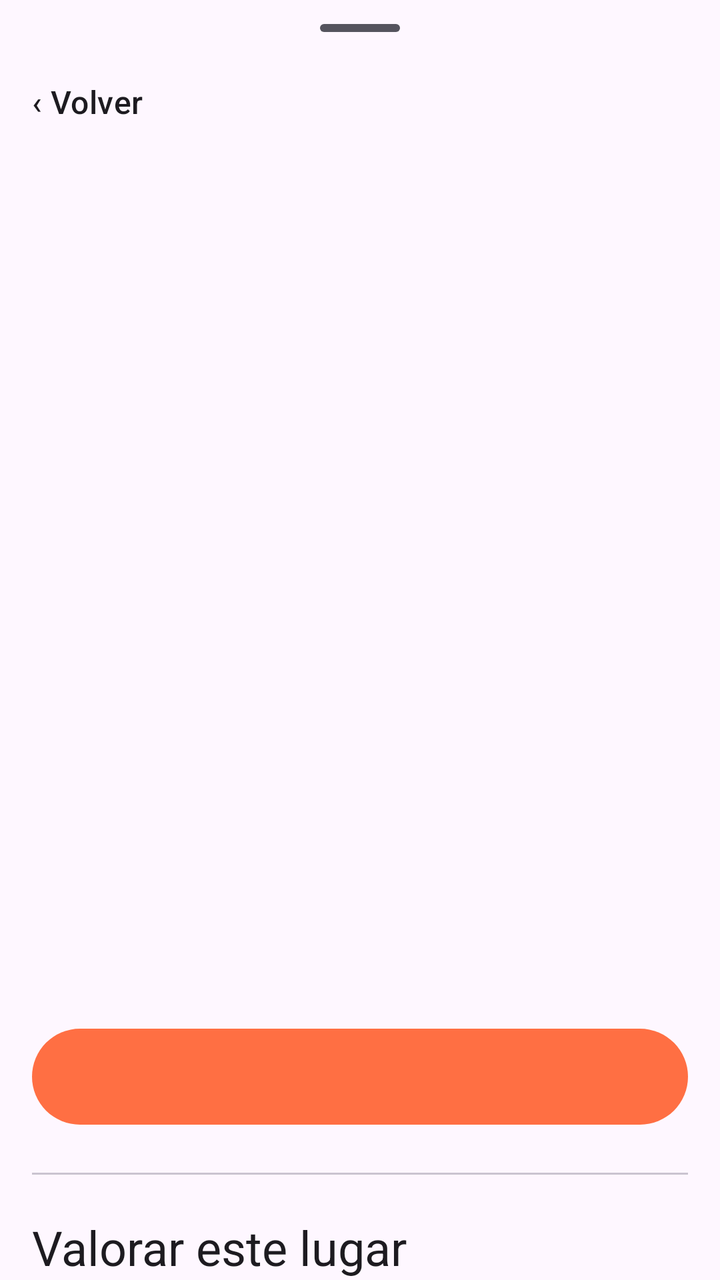
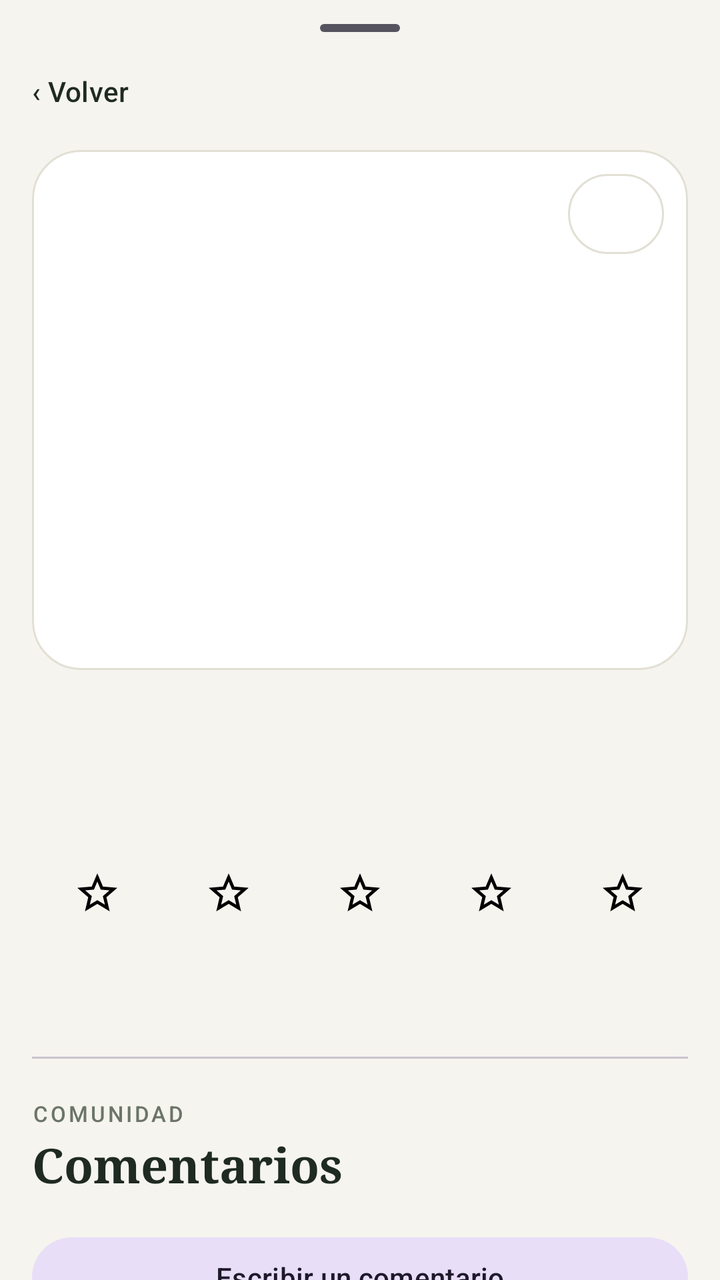

Screens rendered from an Android XML layout before and after an edit, with the pre-edit source and the edit as a unified diff.
<!-- AndroidManifest.xml: application theme Theme.WoofMap -->
<!-- res/layout/sheet_lugar_detail.xml -->
<?xml version="1.0" encoding="utf-8"?>
<androidx.core.widget.NestedScrollView
    xmlns:android="http://schemas.android.com/apk/res/android"
    xmlns:app="http://schemas.android.com/apk/res-auto"
    android:layout_width="match_parent"
    android:layout_height="match_parent"
    android:fillViewport="true">

    <LinearLayout
        android:layout_width="match_parent"
        android:layout_height="wrap_content"
        android:orientation="vertical"
        android:paddingBottom="24dp">

        
        <View
            android:layout_width="40dp"
            android:layout_height="4dp"
            android:layout_gravity="center_horizontal"
            android:layout_marginTop="12dp"
            android:layout_marginBottom="16dp"
            android:background="@drawable/bg_handle" />

        
        <LinearLayout
            android:layout_width="match_parent"
            android:layout_height="wrap_content"
            android:gravity="center_vertical"
            android:orientation="horizontal"
            android:paddingStart="8dp"
            android:paddingEnd="16dp"
            android:paddingBottom="12dp">

            <TextView
                android:id="@+id/botonVolver"
                android:layout_width="wrap_content"
                android:layout_height="wrap_content"
                android:background="?attr/selectableItemBackground"
                android:clickable="true"
                android:focusable="true"
                android:padding="8dp"
                android:text="@string/detalle_volver"
                android:textAppearance="?attr/textAppearanceTitleMedium"
                android:textColor="?attr/colorOnSurface" />

            <TextView
                android:id="@+id/textoNombreCabecera"
                android:layout_width="0dp"
                android:layout_height="wrap_content"
                android:layout_marginStart="8dp"
                android:layout_weight="1"
                android:ellipsize="end"
                android:maxLines="1"
                android:textAppearance="?attr/textAppearanceHeadlineSmall"
                android:textColor="?attr/colorOnSurface" />
        </LinearLayout>

        
        <FrameLayout
            android:id="@+id/contenedorFotos"
            android:layout_width="match_parent"
            android:layout_height="300dp">

            <androidx.recyclerview.widget.RecyclerView
                android:id="@+id/recyclerFotos"
                android:layout_width="match_parent"
                android:layout_height="match_parent"
                android:clipToPadding="false" />

            <TextView
                android:id="@+id/textoSinFotos"
                android:layout_width="wrap_content"
                android:layout_height="wrap_content"
                android:layout_gravity="center"
                android:text="@string/detalle_sin_fotos"
                android:textAppearance="?attr/textAppearanceBodyMedium"
                android:textColor="?attr/colorOnSurfaceVariant"
                android:visibility="gone" />

            <TextView
                android:id="@+id/textoNumFotos"
                android:layout_width="wrap_content"
                android:layout_height="wrap_content"
                android:layout_gravity="bottom|end"
                android:layout_margin="12dp"
                android:background="@drawable/bg_badge"
                android:paddingStart="12dp"
                android:paddingTop="6dp"
                android:paddingEnd="12dp"
                android:paddingBottom="6dp"
                android:textAppearance="?attr/textAppearanceLabelLarge"
                android:textColor="@color/white"
                android:visibility="gone" />
        </FrameLayout>

        <com.google.android.material.progressindicator.LinearProgressIndicator
            android:id="@+id/progresoFoto"
            android:layout_width="match_parent"
            android:layout_height="wrap_content"
            android:indeterminate="true"
            android:visibility="gone" />

        
        <LinearLayout
            android:layout_width="match_parent"
            android:layout_height="wrap_content"
            android:orientation="vertical"
            android:paddingStart="16dp"
            android:paddingTop="16dp"
            android:paddingEnd="16dp">

            <TextView
                android:id="@+id/textoNombre"
                android:layout_width="match_parent"
                android:layout_height="wrap_content"
                android:textAppearance="?attr/textAppearanceHeadlineMedium"
                android:textColor="?attr/colorOnSurface"
                android:textStyle="bold" />

            <TextView
                android:id="@+id/textoCategoria"
                android:layout_width="match_parent"
                android:layout_height="wrap_content"
                android:layout_marginTop="4dp"
                android:textAppearance="?attr/textAppearanceBodyLarge"
                android:textColor="?attr/colorOnSurfaceVariant" />

            <TextView
                android:id="@+id/textoValoracion"
                android:layout_width="match_parent"
                android:layout_height="wrap_content"
                android:layout_marginTop="12dp"
                android:textAppearance="?attr/textAppearanceBodyLarge"
                android:textColor="?attr/colorOnSurfaceVariant" />

            <com.google.android.material.button.MaterialButton
                android:id="@+id/botonAnadirFoto"
                style="@style/Widget.Material3.Button"
                android:layout_width="match_parent"
                android:layout_height="56dp"
                android:layout_marginTop="16dp"
                app:cornerRadius="28dp" />

            <com.google.android.material.divider.MaterialDivider
                android:layout_width="match_parent"
                android:layout_height="wrap_content"
                android:layout_marginTop="20dp" />

            <TextView
                android:layout_width="match_parent"
                android:layout_height="wrap_content"
                android:layout_marginTop="20dp"
                android:text="@string/detalle_valorar"
                android:textAppearance="?attr/textAppearanceHeadlineSmall"
                android:textColor="?attr/colorOnSurface" />

            <LinearLayout
                android:id="@+id/estrellas"
                android:layout_width="match_parent"
                android:layout_height="wrap_content"
                android:layout_marginTop="8dp"
                android:orientation="horizontal">

                <ImageView
                    android:layout_width="0dp"
                    android:layout_height="32dp"
                    android:layout_weight="1"
                    android:contentDescription="@null"
                    android:src="@drawable/ic_estrella" />

                <ImageView
                    android:layout_width="0dp"
                    android:layout_height="32dp"
                    android:layout_weight="1"
                    android:contentDescription="@null"
                    android:src="@drawable/ic_estrella" />

                <ImageView
                    android:layout_width="0dp"
                    android:layout_height="32dp"
                    android:layout_weight="1"
                    android:contentDescription="@null"
                    android:src="@drawable/ic_estrella" />

                <ImageView
                    android:layout_width="0dp"
                    android:layout_height="32dp"
                    android:layout_weight="1"
                    android:contentDescription="@null"
                    android:src="@drawable/ic_estrella" />

                <ImageView
                    android:layout_width="0dp"
                    android:layout_height="32dp"
                    android:layout_weight="1"
                    android:contentDescription="@null"
                    android:src="@drawable/ic_estrella" />
            </LinearLayout>

            <TextView
                android:layout_width="match_parent"
                android:layout_height="wrap_content"
                android:layout_marginTop="24dp"
                android:text="@string/detalle_descripcion"
                android:textAppearance="?attr/textAppearanceTitleMedium"
                android:textColor="?attr/colorOnSurface"
                android:textStyle="bold" />

            <TextView
                android:id="@+id/textoDescripcion"
                android:layout_width="match_parent"
                android:layout_height="wrap_content"
                android:layout_marginTop="4dp"
                android:textAppearance="?attr/textAppearanceBodyLarge"
                android:textColor="?attr/colorOnSurface" />

            <LinearLayout
                android:layout_width="match_parent"
                android:layout_height="wrap_content"
                android:layout_marginTop="16dp"
                android:orientation="horizontal">

                <com.google.android.material.button.MaterialButton
                    android:id="@+id/botonEditar"
                    style="@style/Widget.Material3.Button.OutlinedButton"
                    android:layout_width="0dp"
                    android:layout_height="wrap_content"
                    android:layout_marginEnd="8dp"
                    android:layout_weight="1"
                    android:text="@string/detalle_editar"
                    android:visibility="gone" />

                <com.google.android.material.button.MaterialButton
                    android:id="@+id/botonEliminar"
                    style="@style/Widget.Material3.Button.OutlinedButton"
                    android:layout_width="0dp"
                    android:layout_height="wrap_content"
                    android:layout_weight="1"
                    android:text="@string/detalle_eliminar"
                    android:visibility="gone" />
            </LinearLayout>

            <com.google.android.material.divider.MaterialDivider
                android:layout_width="match_parent"
                android:layout_height="wrap_content"
                android:layout_marginTop="20dp" />

            <TextView
                android:layout_width="match_parent"
                android:layout_height="wrap_content"
                android:layout_marginTop="20dp"
                android:text="@string/detalle_comentarios_titulo"
                android:textAppearance="?attr/textAppearanceTitleMedium"
                android:textColor="?attr/colorOnSurface"
                android:textStyle="bold" />

            <TextView
                android:id="@+id/textoSinComentarios"
                android:layout_width="match_parent"
                android:layout_height="wrap_content"
                android:layout_marginTop="4dp"
                android:text="@string/detalle_sin_comentarios"
                android:textAppearance="?attr/textAppearanceBodyMedium"
                android:textColor="?attr/colorOnSurfaceVariant"
                android:visibility="gone" />

            <androidx.recyclerview.widget.RecyclerView
                android:id="@+id/recyclerComentarios"
                android:layout_width="match_parent"
                android:layout_height="wrap_content"
                android:layout_marginTop="8dp"
                android:nestedScrollingEnabled="false" />

            <com.google.android.material.button.MaterialButton
                android:id="@+id/botonAnadirComentario"
                style="@style/Widget.Material3.Button.TextButton"
                android:layout_width="wrap_content"
                android:layout_height="wrap_content"
                android:layout_marginTop="4dp"
                android:text="@string/detalle_anadir_comentario" />

            <com.google.android.material.progressindicator.LinearProgressIndicator
                android:id="@+id/progreso"
                android:layout_width="match_parent"
                android:layout_height="wrap_content"
                android:layout_marginTop="8dp"
                android:indeterminate="true"
                android:visibility="gone" />

        </LinearLayout>
    </LinearLayout>
</androidx.core.widget.NestedScrollView>
<!-- resources referenced by this layout -->
<resources>
  <string name="detalle_anadir_comentario">Añadir comentario</string>
  <string name="detalle_descripcion">Descripción</string>
  <string name="detalle_valorar">Valorar este lugar</string>
  <style name="Theme.WoofMap" parent="Theme.Material3.DayNight.NoActionBar">
          <item name="colorPrimary">@color/woofmap_primary</item>
          <item name="colorOnPrimary">@color/white</item>
      </style>
  <color name="woofmap_primary">#FF6F43</color>
  <!-- unchanged entries left out for length: 10 -->
</resources>

<!-- the commit's change to res/layout/sheet_lugar_detail.xml (unified diff, before → after) -->
@@ -4,6 +4,7 @@
     xmlns:app="http://schemas.android.com/apk/res-auto"
     android:layout_width="match_parent"
     android:layout_height="match_parent"
+    android:background="@color/woofmap_fondo"
     android:fillViewport="true">
 
     <LinearLayout
@@ -18,7 +19,7 @@
             android:layout_height="4dp"
             android:layout_gravity="center_horizontal"
             android:layout_marginTop="12dp"
-            android:layout_marginBottom="16dp"
+            android:layout_marginBottom="12dp"
             android:background="@drawable/bg_handle" />
 
         
@@ -40,8 +41,8 @@
                 android:focusable="true"
                 android:padding="8dp"
                 android:text="@string/detalle_volver"
-                android:textAppearance="?attr/textAppearanceTitleMedium"
-                android:textColor="?attr/colorOnSurface" />
+                android:textAppearance="?attr/textAppearanceTitleSmall"
+                android:textColor="@color/woofmap_text_primary" />
 
             <TextView
                 android:id="@+id/textoNombreCabecera"
@@ -51,15 +52,19 @@
                 android:layout_weight="1"
                 android:ellipsize="end"
                 android:maxLines="1"
-                android:textAppearance="?attr/textAppearanceHeadlineSmall"
-                android:textColor="?attr/colorOnSurface" />
+                android:textAppearance="?attr/textAppearanceBodyMedium"
+                android:textColor="@color/woofmap_text_secondary" />
         </LinearLayout>
 
         
         <FrameLayout
             android:id="@+id/contenedorFotos"
             android:layout_width="match_parent"
-            android:layout_height="300dp">
+            android:layout_height="260dp"
+            android:layout_marginStart="16dp"
+            android:layout_marginEnd="16dp"
+            android:background="@drawable/bg_card"
+            android:clipToOutline="true">
 
             <androidx.recyclerview.widget.RecyclerView
                 android:id="@+id/recyclerFotos"
@@ -74,14 +79,22 @@
                 android:layout_gravity="center"
                 android:text="@string/detalle_sin_fotos"
                 android:textAppearance="?attr/textAppearanceBodyMedium"
-                android:textColor="?attr/colorOnSurfaceVariant"
-                android:visibility="gone" />
+                android:textColor="@color/woofmap_text_secondary"
+                android:visibility="gone" />
+
+            <com.google.android.material.button.MaterialButton
+                android:id="@+id/botonAnadirFoto"
+                style="@style/Widget.WoofMap.Button.Pill"
+                android:layout_width="wrap_content"
+                android:layout_height="wrap_content"
+                android:layout_gravity="top|end"
+                android:layout_margin="12dp" />
 
             <TextView
                 android:id="@+id/textoNumFotos"
                 android:layout_width="wrap_content"
                 android:layout_height="wrap_content"
-                android:layout_gravity="bottom|end"
+                android:layout_gravity="bottom|start"
                 android:layout_margin="12dp"
                 android:background="@drawable/bg_badge"
                 android:paddingStart="12dp"
@@ -110,109 +123,78 @@
             android:paddingEnd="16dp">
 
             <TextView
+                android:id="@+id/textoCategoria"
+                android:layout_width="match_parent"
+                android:layout_height="wrap_content"
+                android:textAppearance="@style/TextAppearance.WoofMap.Overline" />
+
+            <TextView
                 android:id="@+id/textoNombre"
                 android:layout_width="match_parent"
                 android:layout_height="wrap_content"
-                android:textAppearance="?attr/textAppearanceHeadlineMedium"
-                android:textColor="?attr/colorOnSurface"
-                android:textStyle="bold" />
-
-            <TextView
-                android:id="@+id/textoCategoria"
+                android:layout_marginTop="2dp"
+                android:fontFamily="serif"
+                android:textAppearance="@style/TextAppearance.WoofMap.Titulo"
+                android:textColor="@color/woofmap_text_primary" />
+
+            <TextView
+                android:id="@+id/textoValoracion"
                 android:layout_width="match_parent"
                 android:layout_height="wrap_content"
                 android:layout_marginTop="4dp"
-                android:textAppearance="?attr/textAppearanceBodyLarge"
-                android:textColor="?attr/colorOnSurfaceVariant" />
-
-            <TextView
-                android:id="@+id/textoValoracion"
+                android:textAppearance="?attr/textAppearanceBodyMedium"
+                android:textColor="@color/woofmap_text_secondary" />
+
+            <LinearLayout
+                android:id="@+id/estrellas"
+                android:layout_width="match_parent"
+                android:layout_height="wrap_content"
+                android:layout_marginTop="6dp"
+                android:orientation="horizontal">
+
+                <ImageView
+                    android:layout_width="0dp"
+                    android:layout_height="24dp"
+                    android:layout_weight="1"
+                    android:contentDescription="@null"
+                    android:src="@drawable/ic_estrella" />
+
+                <ImageView
+                    android:layout_width="0dp"
+                    android:layout_height="24dp"
+                    android:layout_weight="1"
+                    android:contentDescription="@null"
+                    android:src="@drawable/ic_estrella" />
+
+                <ImageView
+                    android:layout_width="0dp"
+                    android:layout_height="24dp"
+                    android:layout_weight="1"
+                    android:contentDescription="@null"
+                    android:src="@drawable/ic_estrella" />
+
+                <ImageView
+                    android:layout_width="0dp"
+                    android:layout_height="24dp"
+                    android:layout_weight="1"
+                    android:contentDescription="@null"
+                    android:src="@drawable/ic_estrella" />
+
+                <ImageView
+                    android:layout_width="0dp"
+                    android:layout_height="24dp"
+                    android:layout_weight="1"
+                    android:contentDescription="@null"
+                    android:src="@drawable/ic_estrella" />
+            </LinearLayout>
+
+            <TextView
+                android:id="@+id/textoDescripcion"
                 android:layout_width="match_parent"
                 android:layout_height="wrap_content"
                 android:layout_marginTop="12dp"
                 android:textAppearance="?attr/textAppearanceBodyLarge"
-                android:textColor="?attr/colorOnSurfaceVariant" />
-
-            <com.google.android.material.button.MaterialButton
-                android:id="@+id/botonAnadirFoto"
-                style="@style/Widget.Material3.Button"
-                android:layout_width="match_parent"
-                android:layout_height="56dp"
-                android:layout_marginTop="16dp"
-                app:cornerRadius="28dp" />
-
-            <com.google.android.material.divider.MaterialDivider
-                android:layout_width="match_parent"
-                android:layout_height="wrap_content"
-                android:layout_marginTop="20dp" />
-
-            <TextView
-                android:layout_width="match_parent"
-                android:layout_height="wrap_content"
-                android:layout_marginTop="20dp"
-                android:text="@string/detalle_valorar"
-                android:textAppearance="?attr/textAppearanceHeadlineSmall"
-                android:textColor="?attr/colorOnSurface" />
-
-            <LinearLayout
-                android:id="@+id/estrellas"
-                android:layout_width="match_parent"
-                android:layout_height="wrap_content"
-                android:layout_marginTop="8dp"
-                android:orientation="horizontal">
-
-                <ImageView
-                    android:layout_width="0dp"
-                    android:layout_height="32dp"
-                    android:layout_weight="1"
-                    android:contentDescription="@null"
-                    android:src="@drawable/ic_estrella" />
-
-                <ImageView
-                    android:layout_width="0dp"
-                    android:layout_height="32dp"
-                    android:layout_weight="1"
-                    android:contentDescription="@null"
-                    android:src="@drawable/ic_estrella" />
-
-                <ImageView
-                    android:layout_width="0dp"
-                    android:layout_height="32dp"
-                    android:layout_weight="1"
-                    android:contentDescription="@null"
-                    android:src="@drawable/ic_estrella" />
-
-                <ImageView
-                    android:layout_width="0dp"
-                    android:layout_height="32dp"
-                    android:layout_weight="1"
-                    android:contentDescription="@null"
-                    android:src="@drawable/ic_estrella" />
-
-                <ImageView
-                    android:layout_width="0dp"
-                    android:layout_height="32dp"
-                    android:layout_weight="1"
-                    android:contentDescription="@null"
-                    android:src="@drawable/ic_estrella" />
-            </LinearLayout>
-
-            <TextView
-                android:layout_width="match_parent"
-                android:layout_height="wrap_content"
-                android:layout_marginTop="24dp"
-                android:text="@string/detalle_descripcion"
-                android:textAppearance="?attr/textAppearanceTitleMedium"
-                android:textColor="?attr/colorOnSurface"
-                android:textStyle="bold" />
-
-            <TextView
-                android:id="@+id/textoDescripcion"
-                android:layout_width="match_parent"
-                android:layout_height="wrap_content"
-                android:layout_marginTop="4dp"
-                android:textAppearance="?attr/textAppearanceBodyLarge"
-                android:textColor="?attr/colorOnSurface" />
+                android:textColor="@color/woofmap_text_primary" />
 
             <LinearLayout
                 android:layout_width="match_parent"
@@ -249,9 +231,18 @@
                 android:layout_width="match_parent"
                 android:layout_height="wrap_content"
                 android:layout_marginTop="20dp"
+                android:text="@string/detalle_comunidad"
+                android:textAppearance="@style/TextAppearance.WoofMap.Overline" />
+
+            <TextView
+                android:id="@+id/textoComentariosTitulo"
+                android:layout_width="match_parent"
+                android:layout_height="wrap_content"
+                android:layout_marginTop="2dp"
+                android:fontFamily="serif"
                 android:text="@string/detalle_comentarios_titulo"
-                android:textAppearance="?attr/textAppearanceTitleMedium"
-                android:textColor="?attr/colorOnSurface"
+                android:textAppearance="?attr/textAppearanceHeadlineSmall"
+                android:textColor="@color/woofmap_text_primary"
                 android:textStyle="bold" />
 
             <TextView
@@ -261,7 +252,7 @@
                 android:layout_marginTop="4dp"
                 android:text="@string/detalle_sin_comentarios"
                 android:textAppearance="?attr/textAppearanceBodyMedium"
-                android:textColor="?attr/colorOnSurfaceVariant"
+                android:textColor="@color/woofmap_text_secondary"
                 android:visibility="gone" />
 
             <androidx.recyclerview.widget.RecyclerView
@@ -273,10 +264,10 @@
 
             <com.google.android.material.button.MaterialButton
                 android:id="@+id/botonAnadirComentario"
-                style="@style/Widget.Material3.Button.TextButton"
-                android:layout_width="wrap_content"
-                android:layout_height="wrap_content"
-                android:layout_marginTop="4dp"
+                style="@style/Widget.Material3.Button.TonalButton"
+                android:layout_width="match_parent"
+                android:layout_height="wrap_content"
+                android:layout_marginTop="8dp"
                 android:text="@string/detalle_anadir_comentario" />
 
             <com.google.android.material.progressindicator.LinearProgressIndicator
<!-- resource entries referenced after the edit -->
@@ -1,13 +1,84 @@
 <!-- resources referenced by this layout -->
 <resources>
-  <string name="detalle_anadir_comentario">Añadir comentario</string>
-  <string name="detalle_descripcion">Descripción</string>
-  <string name="detalle_valorar">Valorar este lugar</string>
-  <style name="Theme.WoofMap" parent="Theme.Material3.DayNight.NoActionBar">
+  <color name="woofmap_fondo">#F6F4EE</color>
+  <color name="woofmap_text_primary">#1E2A22</color>
+  <color name="woofmap_text_secondary">#6B7568</color>
+  <!-- drawable bg_card (drawable) -->
+  <?xml version="1.0" encoding="utf-8"?>
+  <shape xmlns:android="http://schemas.android.com/apk/res/android"
+      android:shape="rectangle">
+      <solid android:color="@color/woofmap_surface" />
+      <corners android:radius="24dp" />
+      <stroke
+          android:width="1dp"
+          android:color="@color/woofmap_borde" />
+  </shape>
+  <string name="detalle_anadir_comentario">Escribir un comentario</string>
+  <string name="detalle_comunidad">Comunidad</string>
+  <style name="TextAppearance.WoofMap.Overline" parent="TextAppearance.Material3.LabelSmall">
+          <item name="android:textAllCaps">true</item>
+          <item name="android:letterSpacing">0.12</item>
+          <item name="android:textColor">@color/woofmap_text_secondary</item>
+      </style>
+  <style name="TextAppearance.WoofMap.Titulo" parent="TextAppearance.Material3.HeadlineMedium">
+          <item name="android:fontFamily">serif</item>
+          <item name="android:textStyle">bold</item>
+          <item name="android:textColor">@color/woofmap_text_primary</item>
+      </style>
+  <style name="Widget.WoofMap.Button.Pill" parent="Widget.Material3.Button">
+          <item name="android:textAllCaps">false</item>
+          <item name="android:minHeight">40dp</item>
+          <item name="android:minWidth">0dp</item>
+          <item name="android:insetTop">0dp</item>
+          <item name="android:insetBottom">0dp</item>
+          <item name="cornerRadius">20dp</item>
+          <item name="backgroundTint">@color/woofmap_surface</item>
+          <item name="android:textColor">@color/woofmap_text_primary</item>
+          <item name="strokeColor">@color/woofmap_borde</item>
+          <item name="strokeWidth">1dp</item>
+      </style>
+  <style name="Theme.WoofMap" parent="Theme.Material3.Light.NoActionBar">
           <item name="colorPrimary">@color/woofmap_primary</item>
+          <item name="colorPrimaryVariant">@color/woofmap_primary_dark</item>
           <item name="colorOnPrimary">@color/white</item>
+          <item name="colorSecondary">@color/woofmap_secondary</item>
+          <item name="colorOnSecondary">@color/woofmap_text_primary</item>
+          <item name="colorSurface">@color/woofmap_surface</item>
+          <item name="colorOnSurface">@color/woofmap_text_primary</item>
+          <item name="colorOnSurfaceVariant">@color/woofmap_text_secondary</item>
+          <item name="colorOutline">@color/woofmap_borde</item>
+          <item name="android:colorBackground">@color/woofmap_background</item>
+          <item name="android:statusBarColor">@android:color/transparent</item>
+          <item name="android:navigationBarColor">@color/woofmap_background</item>
+          <item name="android:windowLightStatusBar">true</item>
+          <item name="android:windowLightNavigationBar">true</item>
+          <item name="materialButtonStyle">@style/Widget.WoofMap.Button</item>
+          <item name="textInputStyle">@style/Widget.WoofMap.TextInputLayout</item>
       </style>
-  <color name="woofmap_primary">#FF6F43</color>
+  <color name="woofmap_surface">#FFFFFF</color>
+  <color name="woofmap_borde">#E2DFD4</color>
+  <color name="woofmap_primary">#2F5D3A</color>
+  <color name="woofmap_primary_dark">#24482D</color>
+  <color name="woofmap_secondary">#8FAE7E</color>
+  <color name="woofmap_background">#F6F4EE</color>
+  <style name="Widget.WoofMap.Button" parent="Widget.Material3.Button">
+          <item name="android:textAllCaps">false</item>
+          <item name="android:minHeight">52dp</item>
+          <item name="cornerRadius">14dp</item>
+          <item name="backgroundTint">@color/woofmap_primary</item>
+          <item name="android:textColor">@color/white</item>
+      </style>
+  <style name="Widget.WoofMap.TextInputLayout" parent="Widget.Material3.TextInputLayout.OutlinedBox">
+          <item name="boxBackgroundMode">outline</item>
+          <item name="boxBackgroundColor">@color/woofmap_surface</item>
+          <item name="boxStrokeColor">@color/woofmap_borde</item>
+          <item name="boxStrokeWidth">1dp</item>
+          <item name="boxCornerRadiusTopStart">14dp</item>
+          <item name="boxCornerRadiusTopEnd">14dp</item>
+          <item name="boxCornerRadiusBottomStart">14dp</item>
+          <item name="boxCornerRadiusBottomEnd">14dp</item>
+          <item name="android:textColorHint">@color/woofmap_text_secondary</item>
+      </style>
   <!-- unchanged entries left out for length: 10 -->
 </resources>
 
